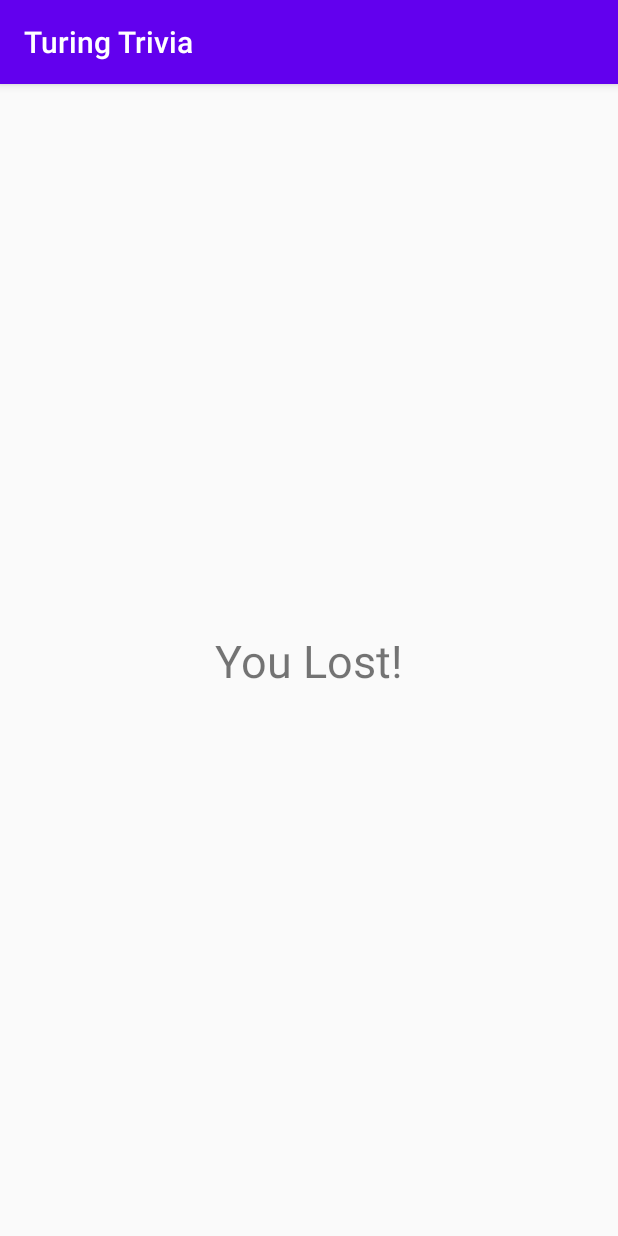
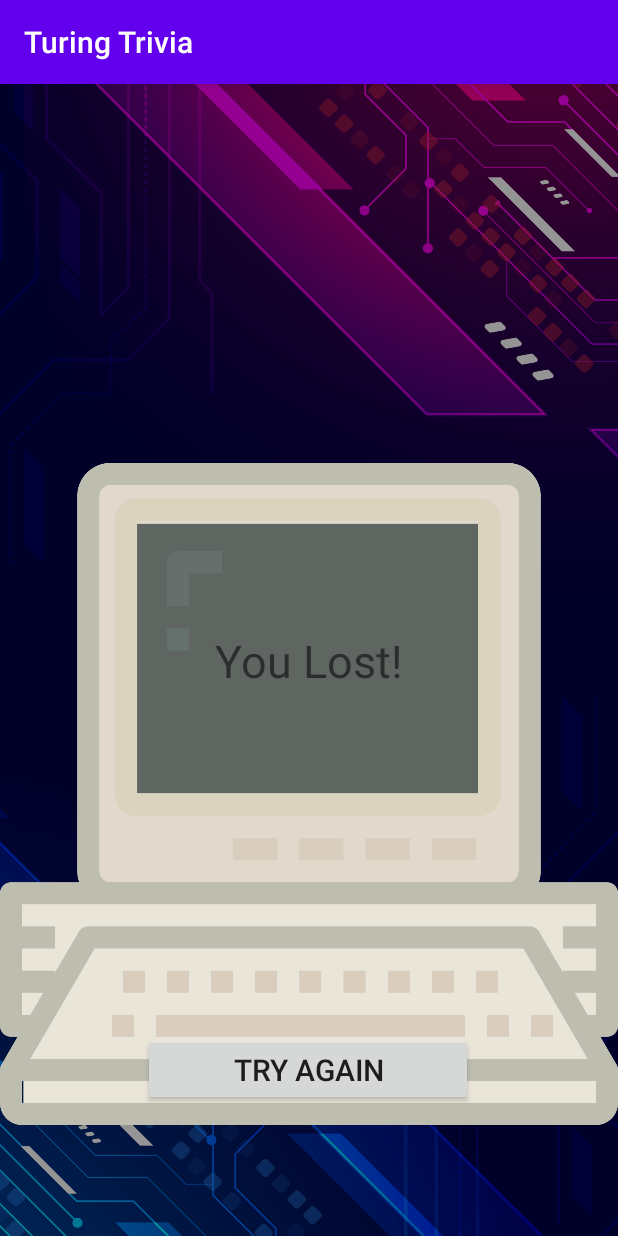
Before and after one commit to LeoKuyper/Turing-Trivia, an Android app: the GameFragment screen opened through its navigation route, after a tap on an icon or button, on a phone screen of 412 x 824 dp. Run offline under Robolectric (Android 15) with nearby library versions, the phone set to English and light mode, and no system bars; our stand-ins replace data binding; libraries missing offline, so code that uses them is left out: kotlinx.android.extensions; 2 statements that could not run were skipped.

Commit message:
Final Commit
Api disabled
Interface updated
Added more functionality

```diff
--- a/app/src/main/java/com/leokuyper/turingtrivia/GameFragment.kt
+++ b/app/src/main/java/com/leokuyper/turingtrivia/GameFragment.kt
@@ -46,12 +46,12 @@ class GameFragment : Fragment() {
         binding.submitbutton.setOnClickListener{ view : View ->
             val id = binding.radioGroup2.checkedRadioButtonId
             viewModel.checkQuestion(id)
-            Toast.makeText(context, "The current Id $id", Toast.LENGTH_SHORT ).show()
+//            Toast.makeText(context, "The current Id $id", Toast.LENGTH_SHORT ).show()
 
             if (viewModel.currentQuestion.value!! < viewModel.amountOfQuestions.value!! - 1){
                 viewModel.updateQuestion(viewModel.currentQuestion.value ?: 0)
             } else {
-                if (viewModel.score.value!! == viewModel.amountOfQuestions.value!!){
+                if (viewModel.score.value!! >= 30){
                     view.findNavController().navigate(R.id.action_gameFragment_to_gameWonFragment)
                 }else{
                     view.findNavController().navigate(R.id.action_gameFragment_to_gameLostFragment)
--- a/app/src/main/java/com/leokuyper/turingtrivia/GameLostFragment.kt
+++ b/app/src/main/java/com/leokuyper/turingtrivia/GameLostFragment.kt
@@ -5,55 +5,26 @@ import androidx.fragment.app.Fragment
 import android.view.LayoutInflater
 import android.view.View
 import android.view.ViewGroup
+import androidx.databinding.DataBindingUtil
+import androidx.navigation.Navigation
+import com.leokuyper.turingtrivia.databinding.FragmentGameLostBinding
+import com.leokuyper.turingtrivia.databinding.FragmentTitleBinding
 
-// TODO: Rename parameter arguments, choose names that match
-// the fragment initialization parameters, e.g. ARG_ITEM_NUMBER
-private const val ARG_PARAM1 = "param1"
-private const val ARG_PARAM2 = "param2"
-
-/**
- * A simple [Fragment] subclass.
- * Use the [GameLostFragment.newInstance] factory method to
- * create an instance of this fragment.
- */
 class GameLostFragment : Fragment() {
-    // TODO: Rename and change types of parameters
-    private var param1: String? = null
-    private var param2: String? = null
-
-    override fun onCreate(savedInstanceState: Bundle?) {
-        super.onCreate(savedInstanceState)
-        arguments?.let {
-            param1 = it.getString(ARG_PARAM1)
-            param2 = it.getString(ARG_PARAM2)
-        }
-    }
 
     override fun onCreateView(
         inflater: LayoutInflater, container: ViewGroup?,
         savedInstanceState: Bundle?
     ): View? {
         // Inflate the layout for this fragment
-        return inflater.inflate(R.layout.fragment_game_lost, container, false)
+//        return inflater.inflate(R.layout.fragment_game_lost, container, false)
+
+        val binding: FragmentGameLostBinding = DataBindingUtil.inflate(inflater, R.layout.fragment_game_lost, container, false)
+        binding.goHome.setOnClickListener(
+            Navigation.createNavigateOnClickListener(R.id.action_gameLostFragment_to_titleFragment2)
+        )
+        return  binding.root
     }
 
-    companion object {
-        /**
-         * Use this factory method to create a new instance of
-         * this fragment using the provided parameters.
-         *
-         * @param param1 Parameter 1.
-         * @param param2 Parameter 2.
-         * @return A new instance of fragment GameLostFragment.
-         */
-        // TODO: Rename and change types and number of parameters
-        @JvmStatic
-        fun newInstance(param1: String, param2: String) =
-            GameLostFragment().apply {
-                arguments = Bundle().apply {
-                    putString(ARG_PARAM1, param1)
-                    putString(ARG_PARAM2, param2)
-                }
-            }
-    }
+
 }
--- a/app/src/main/java/com/leokuyper/turingtrivia/GameViewModel.kt
+++ b/app/src/main/java/com/leokuyper/turingtrivia/GameViewModel.kt
@@ -33,7 +33,7 @@ class GameViewModel : ViewModel(){
         _question.value = newQuestions[0]
         _currentQuestion.value = 0
         _score.value = 0
-        _amountOfQuestions.value = 3
+        _amountOfQuestions.value = 5
     }
 
     val question: LiveData<Question> = _question
@@ -52,25 +52,25 @@ class GameViewModel : ViewModel(){
         val validAnswer: String? = question.value?.correctAnswer
         val submittedAnswer: String? = question.value?.answers?.get(answer)
         if(submittedAnswer ==  validAnswer){
-            _score.value = score.value?.plus(1)
+            _score.value = score.value?.plus(10)
         }else{
 
         }
     }
 
     private val questions = listOf<Question>(
-        Question("TEst 2", 1, listOf("1", "2", "3", "4"), "2"),
-        Question("TEst 3", 1, listOf("1", "2", "3", "4"), "3"),
-        Question("TEst 2", 1, listOf("1", "2", "3", "4"), "2"),
-        Question("TEst 3", 1, listOf("1", "2", "3", "4"), "3"),
-        Question("TEst 2", 1, listOf("1", "2", "3", "4"), "2"),
-        Question("TEst 4", 1, listOf("1", "2", "3", "4"), "4"),
-        Question("TEst 2", 2, listOf("1", "2", "3", "4"), "2"),
-        Question("TEst 3", 2, listOf("1", "2", "3", "4"), "3"),
-        Question("TEst 2", 2, listOf("1", "2", "3", "4"), "2"),
-        Question("TEst 3", 2, listOf("1", "2", "3", "4"), "3"),
-        Question("TEst 2", 2, listOf("1", "2", "3", "4"), "2"),
-        Question("TEst 4", 2, listOf("1", "2", "3", "4"), "4")
+        Question("Which of the following ancient Near Eastern peoples still exists as a modern ethnic group?", 1, listOf("Assyrians", "Babylonians", "Hittites", "Elamites"), "Assyrians"),
+        Question("The Herero genocide was perpetrated in Africa by which of the following colonial nations?", 1, listOf("Germany", "Britain", "Belgium", "France"), "Germany"),
+        Question("In which year did the Invasion of Kuwait by Iraq occur?", 1, listOf("1976", "1991", "1980", "1990"), "1990"),
+        Question("What was the real name of the Albanian national leader Skanderbeg?", 1, listOf("Diturak Zhulati", "Gjergj Kastrioti", "Iskander Bejko", "Mirash Krasniki"), "Gjergj Kastrioti"),
+        Question("What is the oldest US state?", 1, listOf("Virginia", "Maine", "Delaware", "Rhode Island"), "Delaware"),
+
+        Question("What are the base station trackers used for the HTC Vive called?", 2, listOf("Motion", "Lighthouse", "Constellation", "Trackers"), "Lighthouse"),
+        Question("Who patented a steam engine that produced continuous rotary motion?", 2, listOf("James Watt", "Nikola Tesla", "Albert Einstein", "Alessandro Volta"), "James Watt"),
+        Question("When was the Tamagotchi digital pet released?", 2, listOf("2004", "2010", "2007", "2006"), "2007"),
+        Question("Which of the following cellular device companies is NOT headquartered in Asia?", 2, listOf("Samsung", "Nokia", "LG Electronics", "HTC"), "Nokia"),
+        Question("Mobile hardware and software company &quot;Blackberry Limited&quot; was founded in which country?", 2, listOf("Norway", "United States of America", "United Kingdom", "Canada"), "Canada")
+
     )
 
     fun generateDummyList(size: Int): List<CategoryItem> {
@@ -83,8 +83,8 @@ class GameViewModel : ViewModel(){
     }
 
     val categories = listOf(
-        CategoryItem(1, "History")
-    )
+        CategoryItem(1, "History"),
+        CategoryItem(2, "Science: Gadgets")    )
 
     fun getDataApi() {
         val call: Call<List<DataModel>> = ApiClient.getClient.getCategory()
--- a/app/src/main/java/com/leokuyper/turingtrivia/HomeFragment.kt
+++ b/app/src/main/java/com/leokuyper/turingtrivia/HomeFragment.kt
@@ -45,7 +45,7 @@ class HomeFragment : Fragment(), OnCategoryCLickListener {
     }
 
     override fun onCategoryClick(category: CategoryItem, position: Int, view: View) {
-        Toast.makeText(context, "Category ${category.text} with id ${category.id}", Toast.LENGTH_SHORT).show()
+//        Toast.makeText(context, "Category ${category.text} with id ${category.id}", Toast.LENGTH_SHORT).show()
         viewModel.setupGame(category.id)
         view.findNavController().navigate(R.id.action_homeFragment_to_gameFragment)
     }
--- a/app/src/main/java/com/leokuyper/turingtrivia/MainActivity.kt
+++ b/app/src/main/java/com/leokuyper/turingtrivia/MainActivity.kt
@@ -15,6 +15,8 @@ class MainActivity : AppCompatActivity() {
         super.onCreate(savedInstanceState)
 //        setContentView(R.layout.activity_main)
         binding = DataBindingUtil.setContentView(this, R.layout.activity_main);
-        viewModel.getDataApi()
+
+        //Api Call
+        //viewModel.getDataApi()
     }
 }
--- a/app/src/main/res/layout/fragment_game_lost.xml
+++ b/app/src/main/res/layout/fragment_game_lost.xml
@@ -1,11 +1,21 @@
 <?xml version="1.0" encoding="utf-8"?>
-<androidx.constraintlayout.widget.ConstraintLayout xmlns:android="http://schemas.android.com/apk/res/android"
+<layout
+    xmlns:android="http://schemas.android.com/apk/res/android"
     xmlns:app="http://schemas.android.com/apk/res-auto"
     xmlns:tools="http://schemas.android.com/tools"
     android:id="@+id/frameLayout2"
+    tools:context=".GameLostFragment">
+
+    <androidx.constraintlayout.widget.ConstraintLayout
+        android:layout_width="match_parent"
+        android:layout_height="match_parent">
+
+        <fragment
+            android:id="@+id/gameBackground"
+            class="com.leokuyper.turingtrivia.BackgroundFragment"
             android:layout_width="match_parent"
             android:layout_height="match_parent"
-    tools:context=".GameLostFragment">
+            />
 
         <TextView
             android:id="@+id/textView4"
@@ -17,4 +27,20 @@
             app:layout_constraintEnd_toEndOf="parent"
             app:layout_constraintStart_toStartOf="parent"
             app:layout_constraintTop_toTopOf="parent" />
+
+        <Button
+            android:id="@+id/goHome"
+            android:layout_width="220dp"
+            android:layout_height="wrap_content"
+            android:shadowColor="#00001F"
+            android:text="Try Again"
+            android:textSize="20dp"
+            app:layout_constraintBottom_toBottomOf="parent"
+            app:layout_constraintEnd_toEndOf="parent"
+            app:layout_constraintHorizontal_bias="0.498"
+            app:layout_constraintStart_toStartOf="parent"
+            app:layout_constraintTop_toTopOf="parent"
+            app:layout_constraintVertical_bias="0.88" />
+
     </androidx.constraintlayout.widget.ConstraintLayout>
+</layout>
```
Also changed, not shown: app/src/main/java/com/leokuyper/turingtrivia/GameWonFragment.kt (+13 -1 lines), app/src/main/res/layout/fragment_game.xml (+8 -5 lines), app/src/main/res/layout/fragment_game_won.xml (+29 -3 lines), app/src/main/java/com/leokuyper/turingtrivia/data/Question.kt (line endings or trailing spaces). Lines whose indentation alone changed are shown as unchanged.
